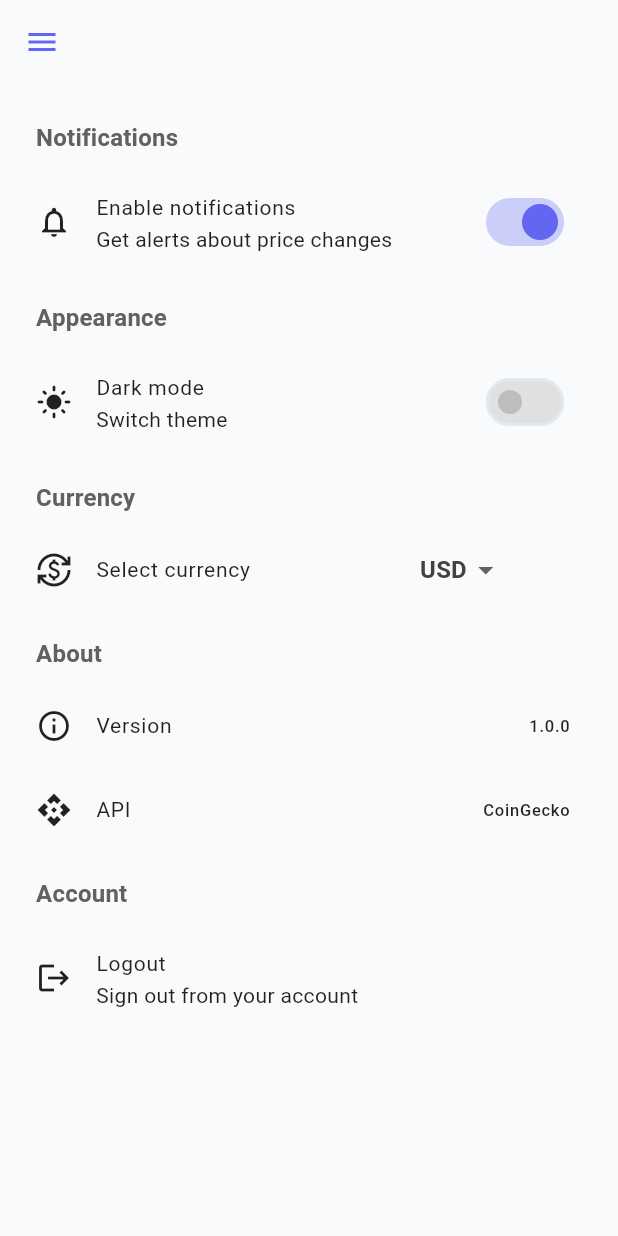
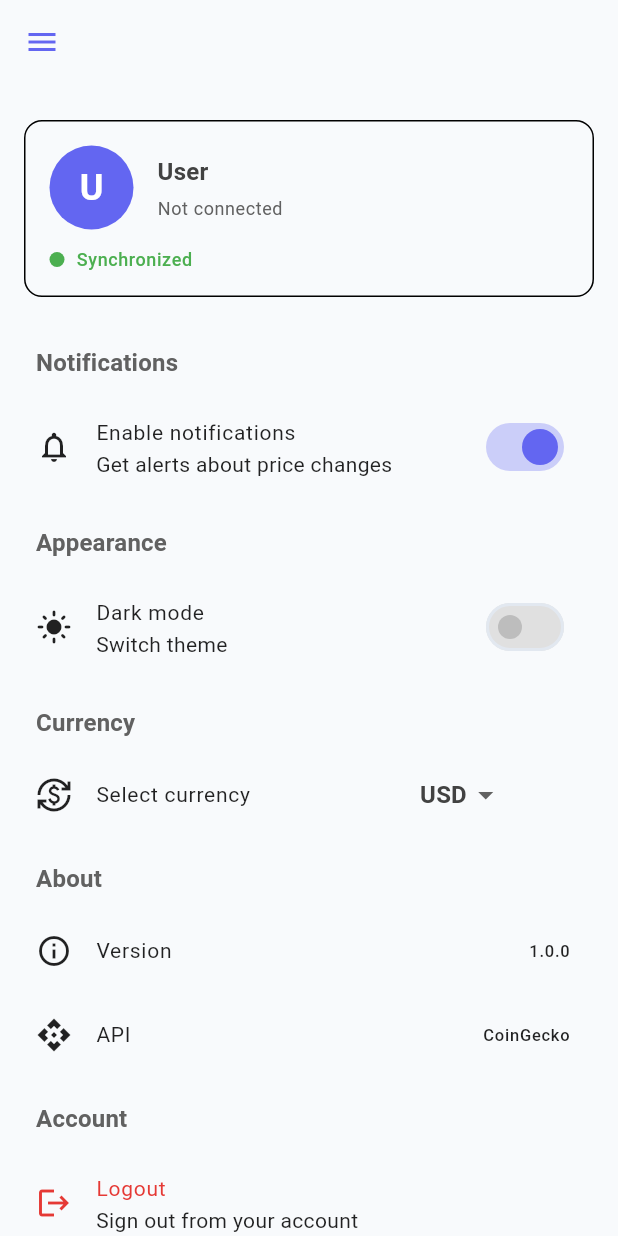
Before and after one commit to teasec4/flutter_crypto_desctop, a Flutter app: the SettingsView screen opened by its route, on a phone screen of 412 x 824 dp. Run offline on Flutter 3.47's test engine with Material 3 defaults, Android fonts, the phone set to English and light mode, and no system bars; our stand-ins replace bloc, flutter_bloc, get_it, go_router, isar, supabase_flutter; accounts and stored records are empty; generated files the repository leaves out were written again.

Commit message:
setting view fix

```diff
--- a/lib/presentation/pages/auth_state.dart
+++ b/lib/presentation/pages/auth_state.dart
@@ -16,9 +16,6 @@ final class AuthAuthenticated extends AuthState {
   AuthAuthenticated(this.user);
 }
 
-/// State indicating successful authentication or login
-final class AuthSuccess extends AuthState {}
-
 /// State indicating authentication failure with error message
 final class AuthFailure extends AuthState {
   final String message;
--- a/lib/presentation/pages/login_page.dart
+++ b/lib/presentation/pages/login_page.dart
@@ -33,7 +33,7 @@ class _LoginPageState extends State<LoginPage> {
   Widget build(BuildContext context) {
     return BlocListener<AuthCubit, AuthState>(
       listener: (context, state) {
-        if (state is AuthSuccess) {
+        if (state is AuthAuthenticated) {
           context.go('/');
         } else if (state is AuthFailure) {
           ScaffoldMessenger.of(
--- a/lib/presentation/pages/register_page.dart
+++ b/lib/presentation/pages/register_page.dart
@@ -40,7 +40,7 @@ class _RegisterPageState extends State<RegisterPage> {
   Widget build(BuildContext context) {
     return BlocListener<AuthCubit, AuthState>(
       listener: (context, state) {
-        if (state is AuthSuccess) {
+        if (state is AuthAuthenticated) {
           developer.log('Registration successful, navigating to home');
           context.go('/');
         } else if (state is AuthFailure) {
--- a/lib/presentation/pages/settings_view.dart
+++ b/lib/presentation/pages/settings_view.dart
@@ -17,6 +17,9 @@ class SettingsView extends StatelessWidget {
       child: ListView(
         padding: const EdgeInsets.symmetric(vertical: 8),
         children: [
+          // User Profile Header
+          _buildUserProfileHeader(context),
+
           // Notifications Section
           Padding(
             padding: const EdgeInsets.only(top: 16, left: 16, bottom: 8),
@@ -95,8 +98,8 @@ class SettingsView extends StatelessWidget {
             child: _buildSectionTitle(context, 'Account'),
           ),
           ListTile(
-            leading: const Icon(Icons.logout),
-            title: const Text('Logout'),
+            leading: Icon(Icons.logout, color: Colors.red[600]),
+            title: Text('Logout', style: TextStyle(color: Colors.red[600])),
             subtitle: const Text('Sign out from your account'),
             onTap: () => _handleLogout(context),
           ),
@@ -136,6 +139,109 @@ class SettingsView extends StatelessWidget {
     );
   }
 
+  /// Builds user profile header with name and sync status
+  Widget _buildUserProfileHeader(BuildContext context) {
+    return BlocBuilder<AuthCubit, AuthState>(
+      builder: (context, authState) {
+        String userName = 'User';
+        String userEmail = 'Not connected';
+
+        if (authState is AuthAuthenticated) {
+          userName = authState.user.displayName.isNotEmpty
+              ? authState.user.displayName
+              : authState.user.email;
+          userEmail = authState.user.email;
+        }
+
+        return Container(
+          margin: const EdgeInsets.symmetric(horizontal: 8, vertical: 16),
+          padding: const EdgeInsets.all(16),
+          decoration: BoxDecoration(
+            color: Theme.of(context).colorScheme.surfaceContainer,
+            borderRadius: BorderRadius.circular(12),
+            border: Border.all(
+              color: Theme.of(context).colorScheme.outlineVariant,
+            ),
+          ),
+          child: Column(
+            crossAxisAlignment: CrossAxisAlignment.start,
+            children: [
+              Row(
+                children: [
+                  // Avatar
+                  Container(
+                    width: 56,
+                    height: 56,
+                    decoration: BoxDecoration(
+                      color: Theme.of(context).colorScheme.primary,
+                      shape: BoxShape.circle,
+                    ),
+                    child: Center(
+                      child: Text(
+                        userName.isNotEmpty ? userName[0].toUpperCase() : 'U',
+                        style: TextStyle(
+                          color: Theme.of(context).colorScheme.onPrimary,
+                          fontSize: 24,
+                          fontWeight: FontWeight.bold,
+                        ),
+                      ),
+                    ),
+                  ),
+                  const SizedBox(width: 16),
+                  // User info
+                  Expanded(
+                    child: Column(
+                      crossAxisAlignment: CrossAxisAlignment.start,
+                      children: [
+                        Text(
+                          userName,
+                          style: Theme.of(context).textTheme.titleMedium?.copyWith(
+                            fontWeight: FontWeight.w600,
+                          ),
+                          overflow: TextOverflow.ellipsis,
+                        ),
+                        const SizedBox(height: 4),
+                        Text(
+                          userEmail,
+                          style: Theme.of(context).textTheme.bodySmall?.copyWith(
+                            color: UIUtils.getSecondaryTextColor(context),
+                          ),
+                          overflow: TextOverflow.ellipsis,
+                        ),
+                      ],
+                    ),
+                  ),
+                ],
+              ),
+              const SizedBox(height: 12),
+              // Sync status
+              Row(
+                children: [
+                  Container(
+                    width: 10,
+                    height: 10,
+                    decoration: const BoxDecoration(
+                      color: Colors.green,
+                      shape: BoxShape.circle,
+                    ),
+                  ),
+                  const SizedBox(width: 8),
+                  Text(
+                    'Synchronized',
+                    style: Theme.of(context).textTheme.bodySmall?.copyWith(
+                      color: Colors.green,
+                      fontWeight: FontWeight.w500,
+                    ),
+                  ),
+                ],
+              ),
+            ],
+          ),
+        );
+      },
+    );
+  }
+
   /// Builds a section header with title text
   Widget _buildSectionTitle(BuildContext context, String title) {
     return Text(
```
Also changed, not shown: ARCHITECTURE_DIAGRAM.txt (deleted, +0 -237 lines), lib/presentation/pages/auth_cubit.dart (+12 -4 lines), lib/router/app_router.dart (+23 -0 lines), 1 other file.
